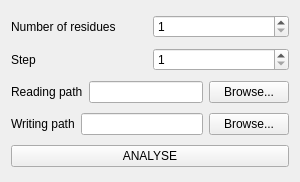
INF473S/INF473S-X15, file ProteinConfigStats/form/SEProteinConfigStatsAppGUI.ui: the form before one commit.
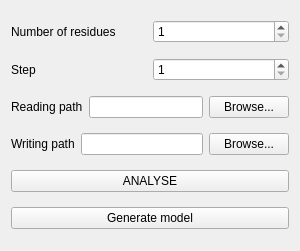
The form after the commit.

Commit message: Generate alpha carbons

Diff of the .ui file:
```diff
--- a/ProteinConfigStats/form/SEProteinConfigStatsAppGUI.ui
+++ b/ProteinConfigStats/form/SEProteinConfigStatsAppGUI.ui
@@ -7,7 +7,7 @@
     <x>0</x>
     <y>0</y>
     <width>300</width>
-    <height>182</height>
+    <height>251</height>
    </rect>
   </property>
   <property name="minimumSize">
@@ -111,6 +111,13 @@
      </property>
     </widget>
    </item>
+   <item>
+    <widget class="QPushButton" name="pushButtonGenerateModel">
+     <property name="text">
+      <string>Generate model</string>
+     </property>
+    </widget>
+   </item>
   </layout>
  </widget>
  <resources/>
```
Left out of the diff: 29 changed lines with no effect on the pictures. The commit also changes 3 other files.
